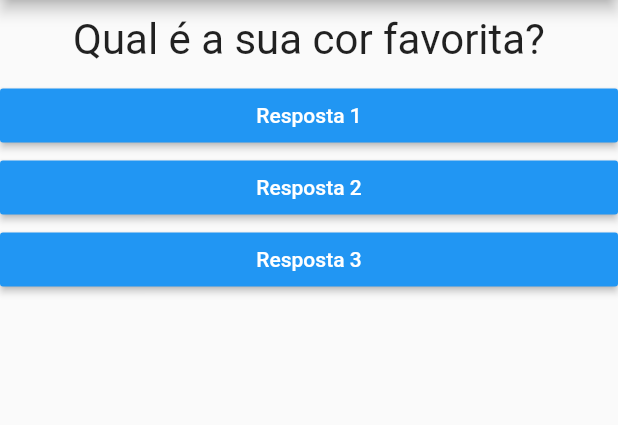
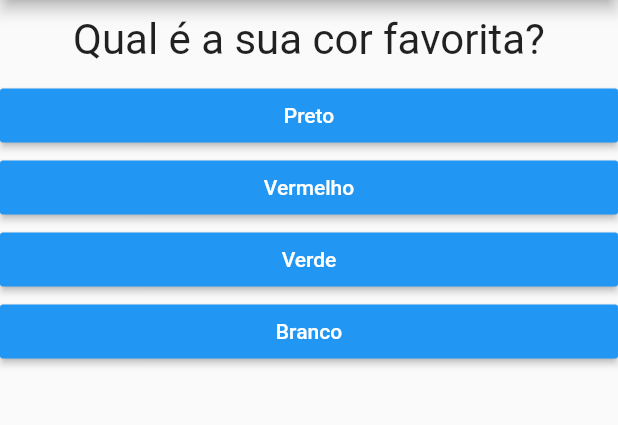
Before and after one commit to Edusu123/projeto_perguntas, a Flutter app: the screen it shows after launch, on a phone screen of 412 x 824 dp, the part 84-509 px from its top. Run offline on Flutter 3.47's test engine with Material 2 defaults, Android fonts, the phone set to English and light mode, and no system bars.

```diff
--- a/lib/main.dart
+++ b/lib/main.dart
@@ -32,6 +32,11 @@ class _PerguntaAppState extends State<PerguntaApp> {
       }
     ];
 
+    List<Widget> respostas = [];
+    for (var textoResp in perguntas[_perguntaSelecionada].cast()['respostas']) {
+      respostas.add(Resposta(textoResp, _responder));
+    }
+
     return MaterialApp(
       home: Scaffold(
           appBar: AppBar(
@@ -40,9 +45,7 @@ class _PerguntaAppState extends State<PerguntaApp> {
           body: Column(
             children: [
               Questao(perguntas[_perguntaSelecionada]['texto'].toString()),
-              Resposta('Resposta 1', _responder),
-              Resposta('Resposta 2', _responder),
-              Resposta('Resposta 3', _responder),
+              ...respostas
             ],
           )),
     );
```
